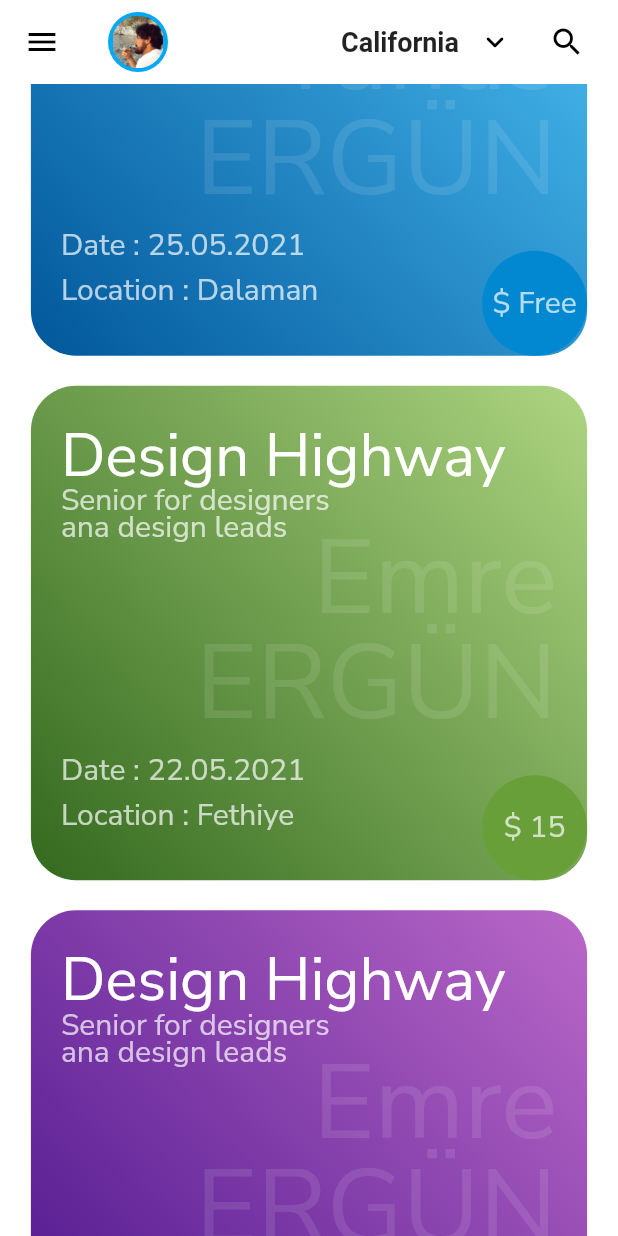
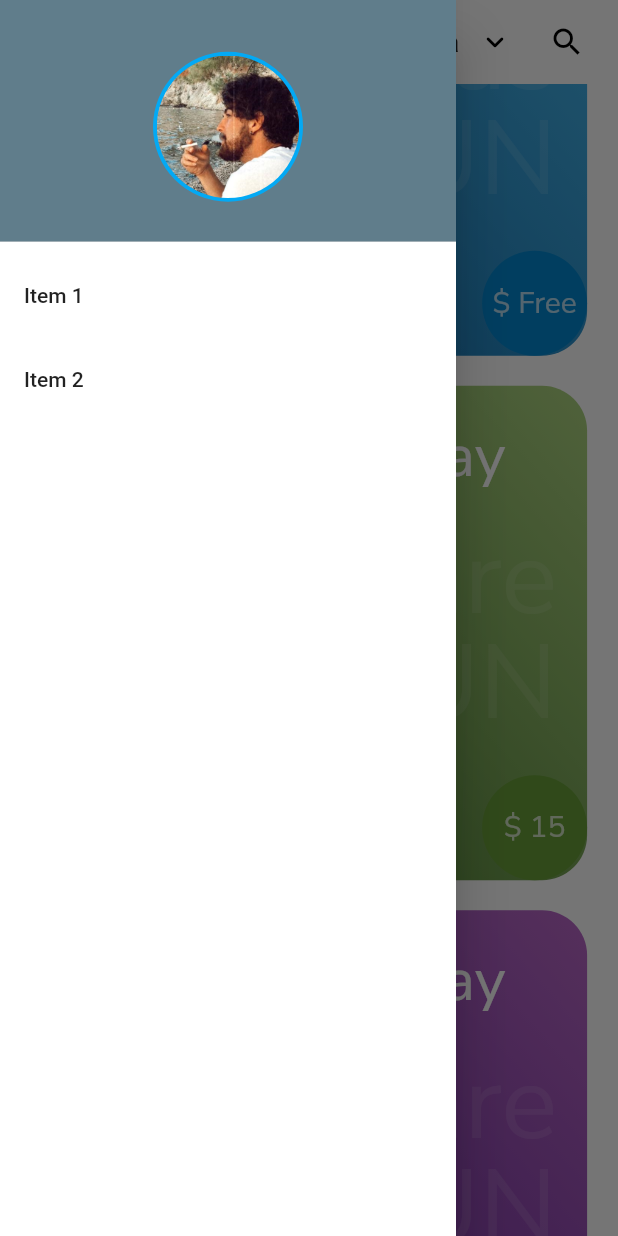
Before and after one commit to EmreCompEng/ui_examples, a Flutter app: the screen it shows after launch, scrolled down 576 dp, after a tap on the "menu" icon, on a phone screen of 412 x 824 dp. Run offline on Flutter 3.47's test engine with Material 2 defaults, Android fonts, the phone set to English and light mode, and no system bars; our stand-ins replace google_fonts.

Commit message:
New Profile Image Container Card Completed !

```diff
--- a/lib/ui/main/main.dart
+++ b/lib/ui/main/main.dart
@@ -1,5 +1,6 @@
 import 'package:flutter/cupertino.dart';
 import 'package:flutter/material.dart';
+import 'package:flutter/painting.dart';
 import 'package:google_fonts/google_fonts.dart';
 
 void main() {
@@ -31,24 +32,23 @@ class MyHomePage extends StatefulWidget {
 }
 
 class _MyHomePageState extends State<MyHomePage> {
+  GlobalKey<ScaffoldState> _drawerKey = GlobalKey();
+
   @override
   Widget build(BuildContext context) {
     return Scaffold(
-      appBar: AppBar(
-        elevation: 0,
-        backgroundColor: Colors.white,
-        leading: IconButton(
-          icon: Icon(Icons.menu),
-          onPressed: () {},
-        ),
-        actions: appBarActions(),
-        title: buildCircleImage(),
-      ),
-      body: SingleChildScrollView(
+      key: _drawerKey,
+      appBar: buildAppBar(),
+      drawer: buildDrawer(),
+      body: buildBody(context),
+    );
+  }
+
+  SingleChildScrollView buildBody(BuildContext context) {
+    return SingleChildScrollView(
       child: Column(
         children: [
           buildBodyHeader(),
-
           buildCardview(
               context,
               Colors.orange,
@@ -58,7 +58,6 @@ class _MyHomePageState extends State<MyHomePage> {
               "Fethiye",
               "15",
               "Emre\nERGÜN"),
-
           buildCardview(
               context,
               Colors.lightBlue,
@@ -68,7 +67,6 @@ class _MyHomePageState extends State<MyHomePage> {
               "Dalaman",
               "Free",
               "Yunus\nERGÜN"),
-
           buildCardview(
               context,
               Colors.lightGreen,
@@ -78,7 +76,6 @@ class _MyHomePageState extends State<MyHomePage> {
               "Fethiye",
               "15",
               "Emre\nERGÜN"),
-
           buildCardview(
               context,
               Colors.purple,
@@ -88,16 +85,70 @@ class _MyHomePageState extends State<MyHomePage> {
               "Fethiye",
               "15",
               "Emre\nERGÜN"),
-
-
         ],
-        ),
       ),
     );
   }
 
-  Center buildCardview(BuildContext context,MaterialColor materialColor, String header, String subHeader,
-      String date, String location, String price, String cardName) {
+  AppBar buildAppBar() {
+    return AppBar(
+      elevation: 0,
+      backgroundColor: Colors.white,
+      leading: IconButton(
+        icon: Icon(Icons.menu),
+        onPressed: () {
+          _drawerKey.currentState
+              ?.openDrawer(); // it wil open drawer menu programaticaly
+        },
+      ),
+      actions: appBarActions(),
+      title: buildCircleImage(40),
+    );
+  }
+
+  Drawer buildDrawer() {
+    return Drawer(
+      // Add a ListView to the drawer. This ensures the user can scroll
+      // through the options in the drawer if there isn't enough vertical
+      // space to fit everything.
+      child: ListView(
+        // Important: Remove any padding from the ListView.
+        padding: EdgeInsets.zero,
+        children: <Widget>[
+          DrawerHeader(
+            decoration: BoxDecoration(
+              color: Colors.blueGrey,
+            ),
+            child: buildCircleImage(100)
+          ),
+          ListTile(
+            title: Text('Item 1'),
+            onTap: () {
+              // Update the state of the app.
+              // ...
+            },
+          ),
+          ListTile(
+            title: Text('Item 2'),
+            onTap: () {
+              // Update the state of the app.
+              // ...
+            },
+          ),
+        ],
+      ),
+    );
+  }
+
+  Center buildCardview(
+      BuildContext context,
+      MaterialColor materialColor,
+      String header,
+      String subHeader,
+      String date,
+      String location,
+      String price,
+      String cardName) {
     return Center(
       child: Container(
         margin: EdgeInsets.only(top: 10, bottom: 10),
@@ -250,23 +301,27 @@ class _MyHomePageState extends State<MyHomePage> {
   }
 
   // Circle image
-  ClipRRect buildCircleImage() {
+  ClipRRect buildCircleImage(double size) {
     return ClipRRect(
-      borderRadius: BorderRadius.circular(30),
+      borderRadius: BorderRadius.circular(size),
       child: Stack(
         alignment: Alignment.center,
         children: [
           Container(
-            height: 40,
-            width: 40,
-            decoration: BoxDecoration(color: Colors.lightBlue),
+            height: size,
+            width: size,
+            decoration: BoxDecoration(
+              color: Colors.lightBlue,
+              shape: BoxShape.circle
+            ),
           ),
           ClipRRect(
-            borderRadius: BorderRadius.circular(35),
+            borderRadius: BorderRadius.circular(size),
             child: Image.asset(
               'assets/images/emre.png',
-              height: 35,
-              width: 35,
+              height: size*0.95,
+              width: size*0.95,
+              fit: BoxFit.cover,
             ),
           ),
         ],
```
Also changed, not shown: pubspec.lock. Lines whose indentation alone changed are shown as unchanged.
